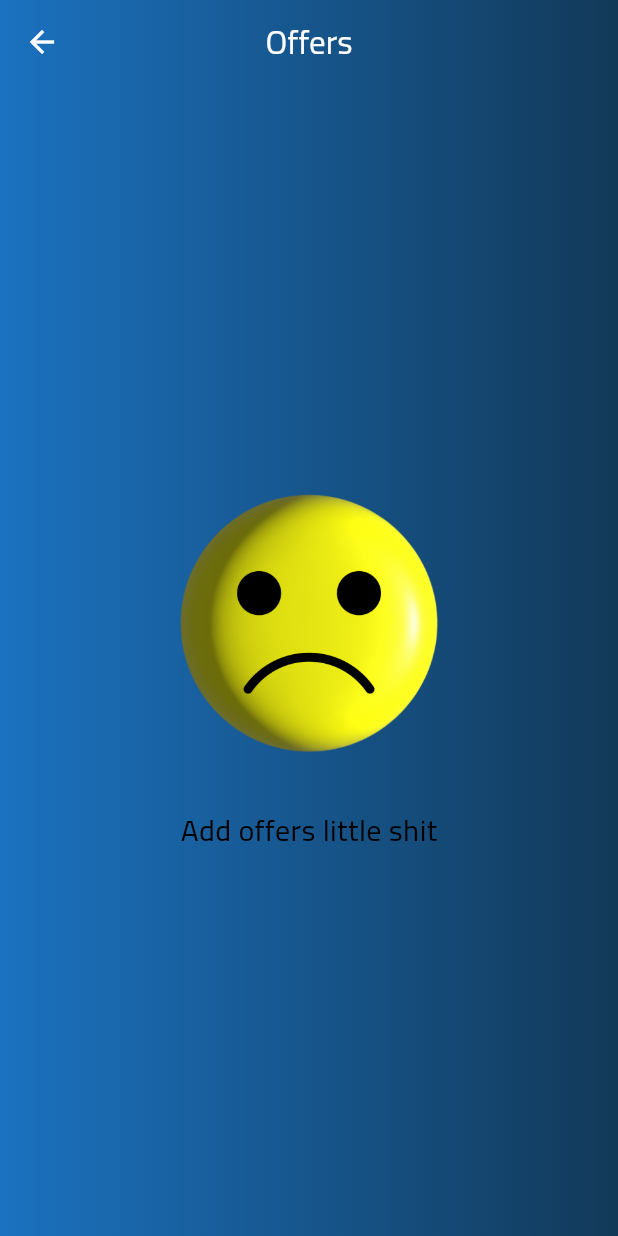
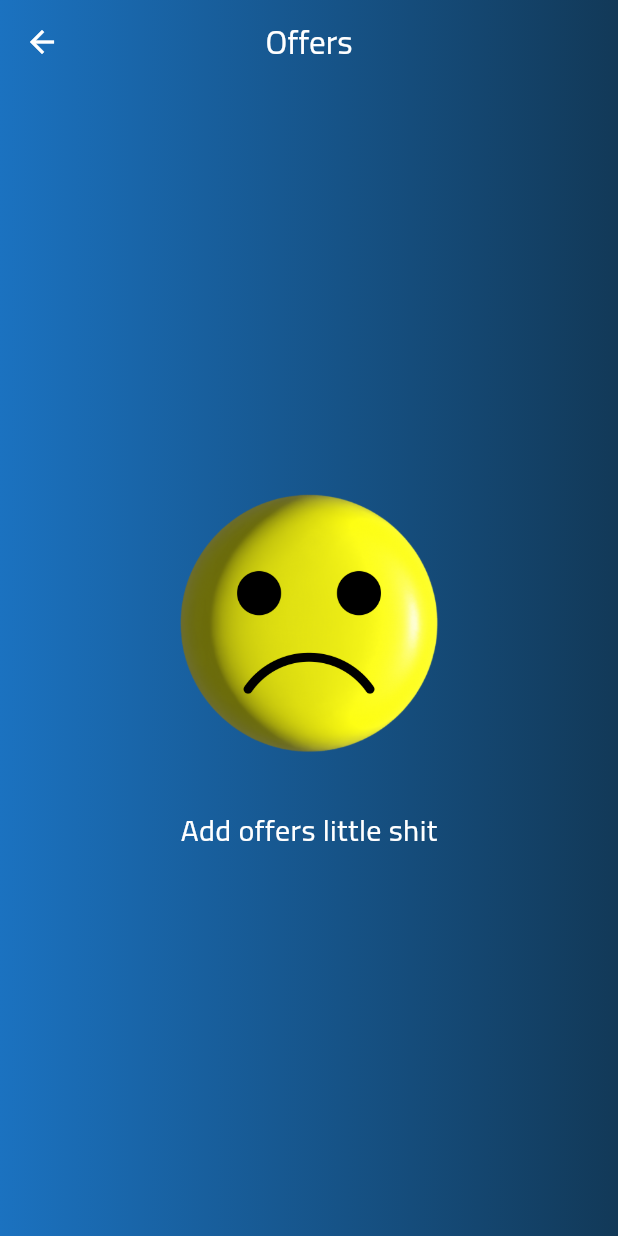
Before and after one commit to AhmedYasserSellow/Padel-Club-Booking-Service, a Flutter app: the ControlOffers screen opened directly, after a tap on "Add Offer", after a tap on "Offers Screen", on a phone screen of 412 x 824 dp. Run offline on Flutter 3.47's test engine with Material 2 defaults, Android fonts, the phone set to English and light mode, and no system bars; our stand-ins replace animated_splash_screen, cached_network_image, cloud_firestore, firebase_core, firebase_messaging, flutter_bloc and 5 more; accounts and stored records are empty.

Commit message:
offers added

```diff
--- a/lib/screens/offers screen/offers_list_builder.dart
+++ b/lib/screens/offers screen/offers_list_builder.dart
@@ -101,7 +101,9 @@ class OffersListBuilder extends StatelessWidget {
                   ? 'Add offers little shit'
                   : 'There is no offers right now',
               style: TextStyle(
-                color: AppCubit.get(context).iconAndTextColor,
+                color: isOpenedFromDashboard
+                    ? textColor
+                    : AppCubit.get(context).iconAndTextColor,
                 fontSize: 20,
               ),
             )
```
